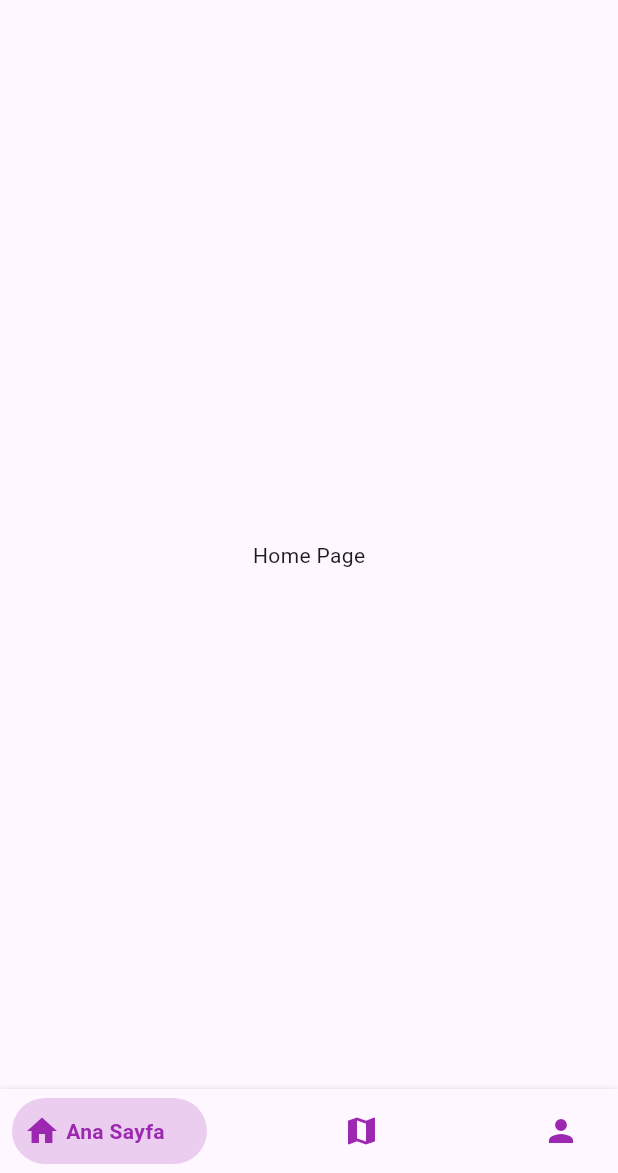
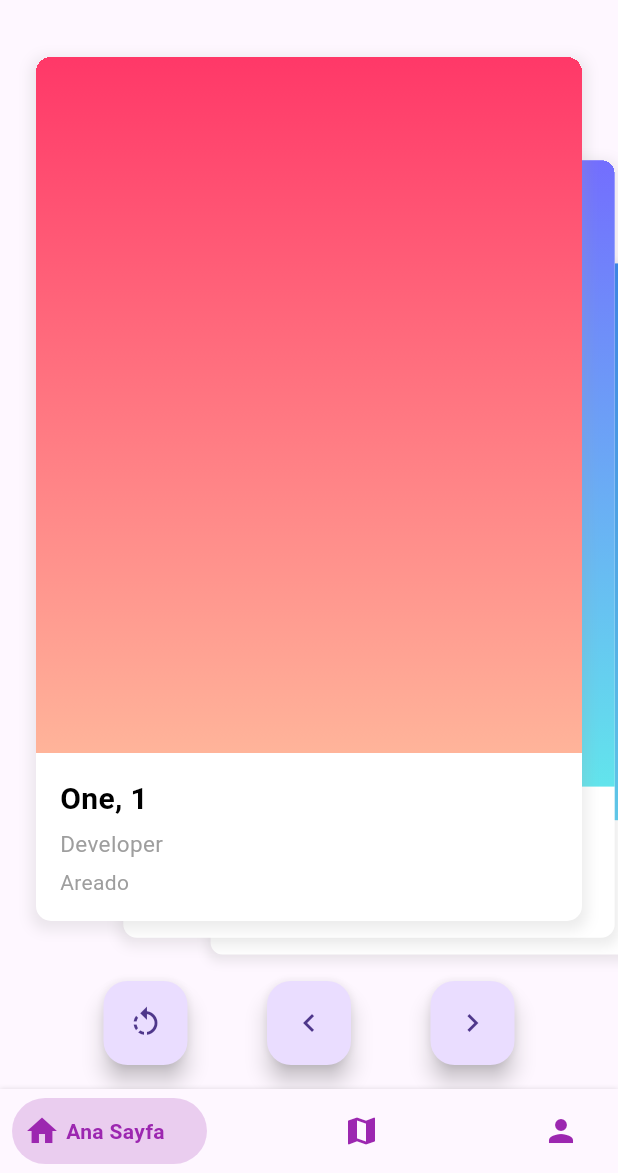
Before and after one commit to progressiveOverload/appjam_1, a Flutter app: the screen it shows once a user with an empty profile is signed in, on a phone screen of 412 x 824 dp, the part 63-1236 px from its top. Run offline on Flutter 3.47's test engine with Material 3 defaults, Android fonts, the phone set to English and light mode, and no system bars; drawn by our look-alikes of bottom_navy_bar, flutter_card_swiper; our stand-ins replace firebase_auth, firebase_core, firebase_storage, geolocator, get, google_maps_flutter and 2 more; accounts and stored records are empty.

Commit message:
added swipe page

```diff
--- a/lib/screens/main_menu.dart
+++ b/lib/screens/main_menu.dart
@@ -1,3 +1,4 @@
+import 'package:appjam_1/screens/swipe_page.dart';
 import 'package:bottom_navy_bar/bottom_navy_bar.dart';
 import 'package:flutter/material.dart';
 import 'package:firebase_auth/firebase_auth.dart';
@@ -113,7 +114,7 @@ class MainMenuState extends State<MainMenu> {
             setState(() => _currentIndex = index);
           },
           children: const <Widget>[
-            Center(child: Text('Home Page')),
+            SwipePage(),
             MapScreen(),
             MyProfile()
             // Add more pages here for more tabs
--- /dev/null
+++ b/lib/screens/swipe_page.dart
@@ -0,0 +1,211 @@
+import 'package:flutter/material.dart';
+import 'package:flutter_card_swiper/flutter_card_swiper.dart';
+
+class SwipePage extends StatefulWidget {
+  const SwipePage({
+    super.key,
+  });
+
+  @override
+  State<SwipePage> createState() => _ExamplePageState();
+}
+
+class _ExamplePageState extends State<SwipePage> {
+  final CardSwiperController controller = CardSwiperController();
+
+  final cards = candidates.map(ExampleCard.new).toList();
+
+  @override
+  void dispose() {
+    controller.dispose();
+    super.dispose();
+  }
+
+  @override
+  Widget build(BuildContext context) {
+    return Scaffold(
+      body: SafeArea(
+        child: Column(
+          children: [
+            Flexible(
+              child: CardSwiper(
+                controller: controller,
+                cardsCount: cards.length,
+                onSwipe: _onSwipe,
+                onUndo: _onUndo,
+                numberOfCardsDisplayed: 3,
+                backCardOffset: const Offset(40, 40),
+                padding: const EdgeInsets.all(24.0),
+                cardBuilder: (
+                  context,
+                  index,
+                  horizontalThresholdPercentage,
+                  verticalThresholdPercentage,
+                ) =>
+                    cards[index],
+              ),
+            ),
+            Padding(
+              padding: const EdgeInsets.all(16.0),
+              child: Row(
+                mainAxisAlignment: MainAxisAlignment.spaceEvenly,
+                children: [
+                  FloatingActionButton(
+                    onPressed: controller.undo,
+                    child: const Icon(Icons.rotate_left),
+                  ),
+                  FloatingActionButton(
+                    onPressed: () => controller.swipe(CardSwiperDirection.left),
+                    child: const Icon(Icons.keyboard_arrow_left),
+                  ),
+                  FloatingActionButton(
+                    onPressed: () =>
+                        controller.swipe(CardSwiperDirection.right),
+                    child: const Icon(Icons.keyboard_arrow_right),
+                  ),
+                ],
+              ),
+            ),
+          ],
+        ),
+      ),
+    );
+  }
+
+  bool _onSwipe(
+    int previousIndex,
+    int? currentIndex,
+    CardSwiperDirection direction,
+  ) {
+    debugPrint(
+      'The card $previousIndex was swiped to the ${direction.name}. Now the card $currentIndex is on top',
+    );
+    return true;
+  }
+
+  bool _onUndo(
+    int? previousIndex,
+    int currentIndex,
+    CardSwiperDirection direction,
+  ) {
+    debugPrint(
+      'The card $currentIndex was undod from the ${direction.name}',
+    );
+    return true;
+  }
+}
+
+class ExampleCard extends StatelessWidget {
+  final ExampleCandidateModel candidate;
+
+  const ExampleCard(
+    this.candidate, {
+    super.key,
+  });
+
+  @override
+  Widget build(BuildContext context) {
+    return Container(
+      clipBehavior: Clip.hardEdge,
+      decoration: BoxDecoration(
+        borderRadius: const BorderRadius.all(Radius.circular(10)),
+        color: Colors.white,
+        boxShadow: [
+          BoxShadow(
+            color: Colors.grey.withOpacity(0.2),
+            spreadRadius: 3,
+            blurRadius: 7,
+            offset: const Offset(0, 3),
+          ),
+        ],
+      ),
+      alignment: Alignment.center,
+      child: Column(
+        crossAxisAlignment: CrossAxisAlignment.start,
+        children: [
+          Flexible(
+            child: Container(
+              decoration: BoxDecoration(
+                gradient: LinearGradient(
+                  begin: Alignment.topCenter,
+                  end: Alignment.bottomCenter,
+                  colors: candidate.color,
+                ),
+              ),
+            ),
+          ),
+          Padding(
+            padding: const EdgeInsets.all(16),
+            child: Column(
+              crossAxisAlignment: CrossAxisAlignment.start,
+              children: [
+                Text(
+                  candidate.name,
+                  style: const TextStyle(
+                    color: Colors.black,
+                    fontWeight: FontWeight.bold,
+                    fontSize: 20,
+                  ),
+                ),
+                const SizedBox(height: 5),
+                Text(
+                  candidate.job,
+                  style: const TextStyle(
+                    color: Colors.grey,
+                    fontSize: 15,
+                  ),
+                ),
+                const SizedBox(height: 5),
+                Text(
+                  candidate.city,
+                  style: const TextStyle(color: Colors.grey),
+                ),
+              ],
+            ),
+          ),
+        ],
+      ),
+    );
+  }
+}
+
+class ExampleCandidateModel {
+  final String name;
+  final String job;
+  final String city;
+  final List<Color> color;
+
+  ExampleCandidateModel({
+    required this.name,
+    required this.job,
+    required this.city,
+    required this.color,
+  });
+}
+
+final List<ExampleCandidateModel> candidates = [
+  ExampleCandidateModel(
+    name: 'One, 1',
+    job: 'Developer',
+    city: 'Areado',
+    color: const [Color(0xFFFF3868), Color(0xFFFFB49A)],
+  ),
+  ExampleCandidateModel(
+    name: 'Two, 2',
+    job: 'Manager',
+    city: 'New York',
+    color: const [Color(0xFF736EFE), Color(0xFF62E4EC)],
+  ),
+  ExampleCandidateModel(
+    name: 'Three, 3',
+    job: 'Engineer',
+    city: 'London',
+    color: const [Color(0xFF2F80ED), Color(0xFF56CCF2)],
+  ),
+  ExampleCandidateModel(
+    name: 'Four, 4',
+    job: 'Designer',
+    city: 'Tokyo',
+    color: const [Color(0xFF0BA4E0), Color(0xFFA9E4BD)],
+  ),
+];
```
